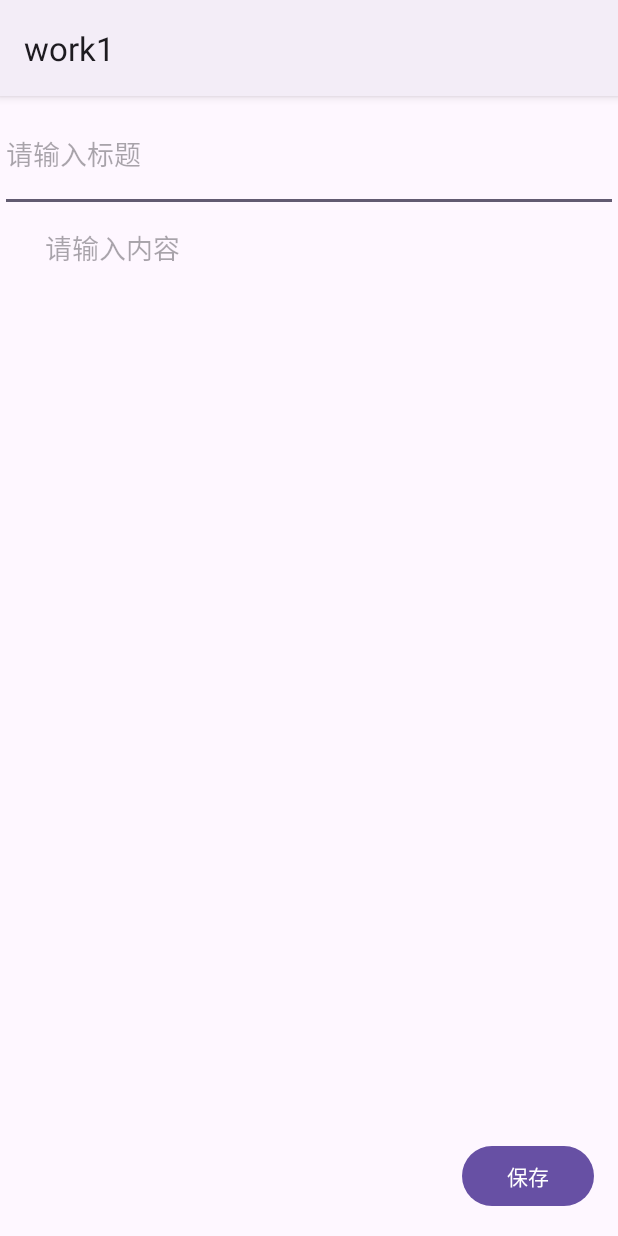
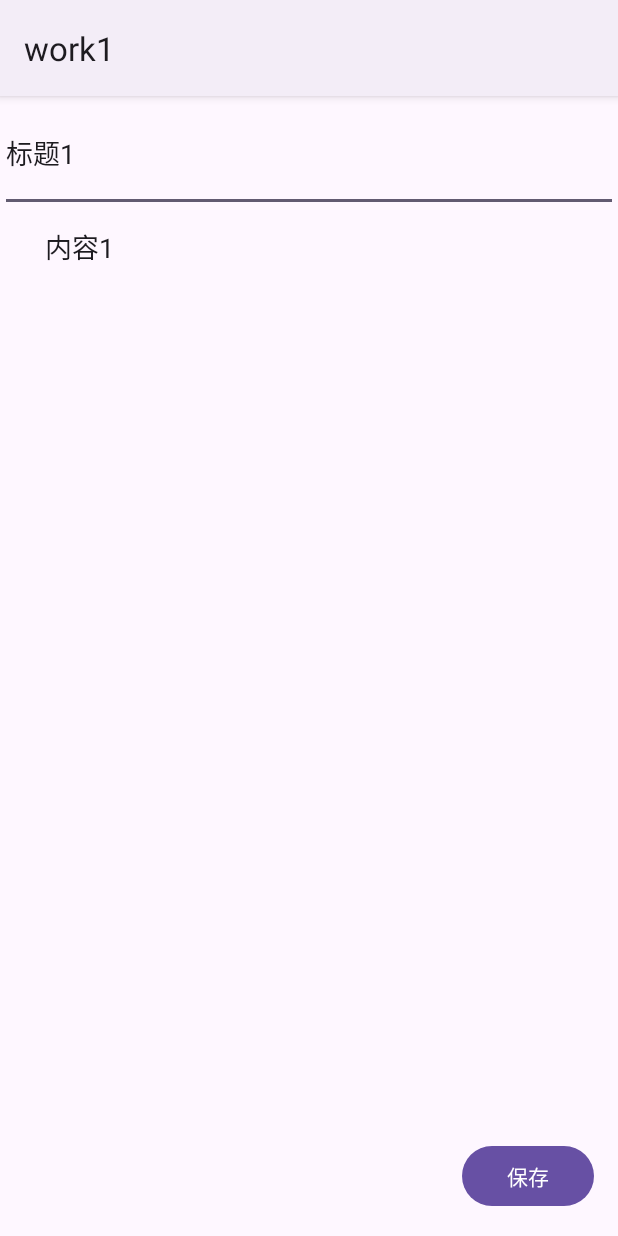
Before and after one commit to ht1026/andriodwork1, an Android app: the FirstActivity screen opened directly, with no data from a screen before it, after a tap on "标题1", on a phone screen of 412 x 824 dp. Run offline under Robolectric (Android 15) with nearby library versions, the phone set to English and light mode, and no system bars.

Commit message:
it can update a old page by create a new page and remove the older.

```diff
--- a/Android/work1/app/src/main/AndroidManifest.xml
+++ b/Android/work1/app/src/main/AndroidManifest.xml
@@ -32,6 +32,9 @@
         <activity android:name="SecondActivity"
             android:exported="true">
         </activity>
+        <activity android:name="ThirdActivity"
+            android:exported="true">
+        </activity>
     </application>
 
 </manifest>
--- a/Android/work1/app/src/main/java/com/example/work1/FirstActivity.java
+++ b/Android/work1/app/src/main/java/com/example/work1/FirstActivity.java
@@ -46,10 +46,14 @@ public class FirstActivity extends AppCompatActivity {
         essayList = new ArrayList<>(Arrays.asList(essay1, essay2)); // 初始化类成员变量
         myadapter = new MyAdapter(essayList, new AdapterView.OnItemClickListener() {
             @Override
-            public void onItemClick(AdapterView<?> parent, android.view.View view, int position, long id) {
-                Intent intent = new Intent(FirstActivity.this, SecondActivity.class);
+            public void onItemClick(AdapterView<?> parent, android.view.View view, int position, long id) {//点击更新
+                Intent intent = new Intent(FirstActivity.this, ThirdActivity.class);
+                intent.putExtra("Content", essayList.get(position).getContent());
+                intent.putExtra("Title", essayList.get(position).getTitle());
                 intent.putExtra("essay", essayList.get(position));
-                startActivityForResult(intent, 1);
+                startActivityForResult(intent, REQUEST_CODE);
+                //删除原有的essay
+                essayList.remove(position);
             }
         });
         rv.setAdapter(myadapter);
@@ -80,8 +84,9 @@ public class FirstActivity extends AppCompatActivity {
             myadapter.save();
             Toast.makeText(FirstActivity.this, "保存成功", Toast.LENGTH_SHORT).show();
         }
-        return super.onOptionsItemSelected(item);
-    }
+        return super.onOptionsItemSelected(item);//返回true表示菜单项已被处理
+    }//onOptionsItemSelected的作用是响应菜单项的点击事件，根据点击的菜单项的id来执行相应的操作
+
 
     protected void onActivityResult(int requestCode, int resultCode, @Nullable Intent data) {
         super.onActivityResult(requestCode, resultCode, data);
@@ -94,5 +99,6 @@ public class FirstActivity extends AppCompatActivity {
                 }
             }
         }
-    }
+    }//onActivityResult的作用是接收活动传回的数据
+
 }
--- /dev/null
+++ b/Android/work1/app/src/main/java/com/example/work1/ThirdActivity.java
@@ -0,0 +1,69 @@
+package com.example.work1;
+
+import android.content.Intent;
+import android.os.Bundle;
+import android.view.View;
+import android.widget.Button;
+import android.widget.EditText;
+import android.widget.Toast;
+
+import androidx.appcompat.app.AppCompatActivity;
+
+import java.util.ArrayList;
+import java.util.List;
+
+public class ThirdActivity extends AppCompatActivity {
+    private EditText it_title;
+    private EditText it_content;
+    private Button btn1;
+    private List<Essay> essayList;
+
+    @Override
+    protected void onCreate(Bundle savedInstanceState) {
+        super.onCreate(savedInstanceState);
+        setContentView(R.layout.activity_3);
+        it_title = findViewById(R.id.it_title);
+        it_content = findViewById(R.id.it_content);
+        btn1 = findViewById(R.id.btn_save1);
+
+        // 假设你通过 Intent 接收了来自第一页的日记内容和位置
+        Intent intent = getIntent();
+        int position = intent.getIntExtra("position", -1);
+        String Title = intent.getStringExtra("Title");
+        String Content = intent.getStringExtra("Content");
+
+        // 在相应的 EditText 中显示接收到的日记内容
+        it_title.setText(Title);
+        it_content.setText(Content);
+
+        essayList = new ArrayList<>(); // 初始化或从其他地方获取日记列表
+
+        btn1.setOnClickListener(new View.OnClickListener() {
+            @Override
+            public void onClick(View v) {
+                String title = it_title.getText().toString();
+                String content = it_content.getText().toString();
+
+                if (!title.isEmpty() && !content.isEmpty()) {
+                    Essay updatedEssay = new Essay();
+                    updatedEssay.setTitle(title);
+                    updatedEssay.setContent(content);
+                    updatedEssay.setTime();
+
+                    // 在指定位置覆盖原有的日记内容
+                    if (position >= 0 && position < essayList.size()) {
+                        essayList.set(position, updatedEssay);
+                    }
+
+                    // 创建一个 Intent 并传递更新后的日记数据
+                    Intent resultIntent = new Intent();
+                    resultIntent.putExtra("newEssay", updatedEssay);
+                    setResult(RESULT_OK, resultIntent);
+                    finish(); // 返回第一页并传递数据
+                } else {
+                    Toast.makeText(ThirdActivity.this, "标题和内容不能为空", Toast.LENGTH_SHORT).show();
+                }
+            }
+        });
+    }
+}
--- /dev/null
+++ b/Android/work1/app/src/main/res/layout/activity_3.xml
@@ -0,0 +1,42 @@
+<?xml version="1.0" encoding="utf-8"?>
+<LinearLayout xmlns:android="http://schemas.android.com/apk/res/android"
+    android:layout_width="match_parent"
+    android:layout_height="match_parent"
+    android:orientation="vertical">
+    <LinearLayout
+        android:layout_width="match_parent"
+        android:layout_height="match_parent"
+        android:orientation="vertical">
+
+        <EditText
+            android:id="@+id/it_title"
+            android:layout_width="match_parent"
+            android:layout_height="0dp"
+            android:layout_weight="1"
+            android:hint="请输入标题" />
+
+        <EditText
+            android:id="@+id/it_content"
+            android:layout_width="match_parent"
+            android:layout_height="0dp"
+            android:layout_weight="8"
+            android:hint="请输入内容"
+            android:paddingTop="1dp"
+            android:gravity="top"
+            android:background="@drawable/edit_content"
+            android:padding="10dp"
+            android:layout_marginStart="20dp"
+            android:layout_marginEnd="20dp"/>
+
+        <Button
+            android:id="@+id/btn_save1"
+            android:layout_width="wrap_content"
+            android:layout_height="wrap_content"
+            android:text="保存"
+            android:layout_gravity="end"
+            android:layout_marginEnd="16dp"
+            android:layout_marginBottom="16dp"/>
+
+    </LinearLayout>
+
+</LinearLayout>
```
